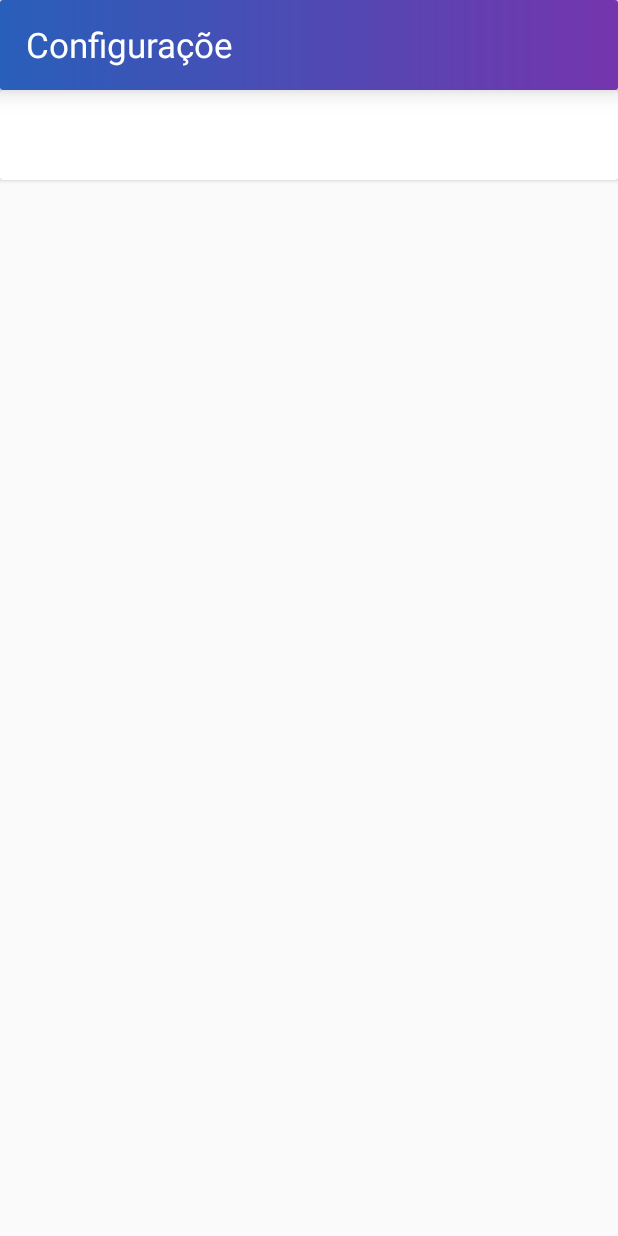
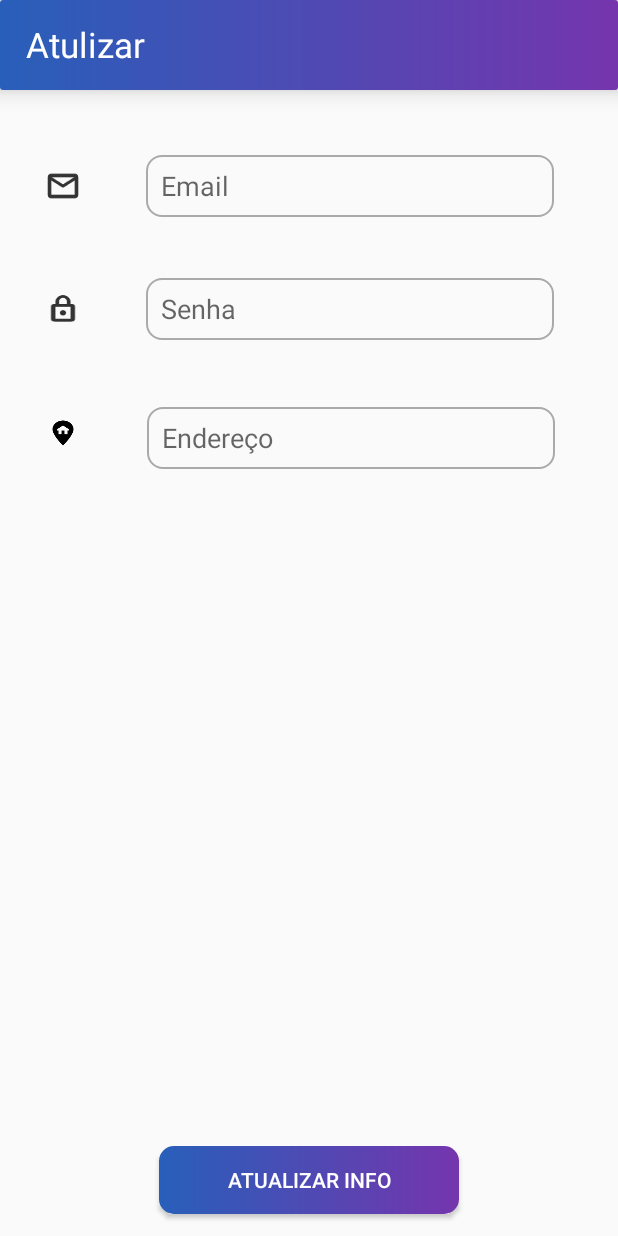
Before and after one commit to feliperrella/LojaSoftSong, an Android app: the layout activity_config.xml on its own in the app's theme, with its tools: preview values and no code run, on a phone screen of 412 x 824 dp. Run offline under Robolectric (Android 15) with nearby library versions, the phone set to English and light mode, and no system bars.

Commit message:
tudo funciona eu diria

```diff
--- a/app/src/main/AndroidManifest.xml
+++ b/app/src/main/AndroidManifest.xml
@@ -25,6 +25,7 @@
         <activity android:name=".PerfilActivity" />
         <activity android:name=".CarrinhoActivity" />
         <activity android:name=".SigninActivity" />
+        <activity android:name=".ConfigActivity" />
     </application>
     <supports-screens android:smallScreens="true" android:normalScreens="true" android:largeScreens="true" android:xlargeScreens="true" android:anyDensity="true"></supports-screens>
     <uses-permission android:name="android.permission.ACCESS_WIFI_STATE"/>
--- /dev/null
+++ b/app/src/main/java/com/example/lojasoftsong/ConfigActivity.java
@@ -0,0 +1,79 @@
+package com.example.lojasoftsong;
+
+import android.app.Activity;
+import android.os.AsyncTask;
+import android.os.Bundle;
+import android.view.View;
+import android.widget.Button;
+import android.widget.EditText;
+import android.widget.TextView;
+import android.widget.Toast;
+
+import java.sql.Connection;
+import java.sql.ResultSet;
+import java.sql.Statement;
+
+public class ConfigActivity extends Activity {
+    @Override
+    protected void onCreate( Bundle savedInstanceState) {
+        super.onCreate(savedInstanceState);
+        setContentView(R.layout.activity_config);
+        new Load().execute();
+        ((Button) findViewById(R.id.atualizar)).setOnClickListener(new View.OnClickListener() {
+            @Override
+            public void onClick(View v) {
+                new Atualiza().execute();
+            }
+        });
+    }
+
+    class Load extends AsyncTask<String,String,String>
+    {
+        @Override
+        protected String doInBackground(String... strings) {
+            ClasseConexao conexao = new ClasseConexao();
+            try
+            {
+                Connection connection = conexao.CONN();
+                if(connection != null)
+                {
+                    Statement stmt = connection.createStatement();
+                    ResultSet rs = stmt.executeQuery("select * from tblCliente where IDCliente = " + MainActivity.sharedPref.getString("id", ""));
+                    if(rs != null && rs.next())
+                    {
+                        ((EditText) findViewById(R.id.txtEmail)).setText(rs.getString("email"));
+                        ((EditText) findViewById(R.id.txtEndereco)).setText(rs.getString("endereco"));
+                        ((EditText) findViewById(R.id.txtSenha)).setText(rs.getString("senha"));
+                    }
+                }
+            }
+            catch (Exception e){}
+            return null;
+        }
+    }
+
+    class Atualiza extends AsyncTask<String,String, String>
+    {
+        @Override
+        protected String doInBackground(String... strings) {
+            ClasseConexao conexao = new ClasseConexao();
+            try
+            {
+                Connection connection = conexao.CONN();
+                if(connection != null)
+                {
+                    Statement stmt = connection.createStatement();
+                    stmt.executeUpdate("update tblCliente set email = '" + ((EditText) findViewById(R.id.txtEmail)).getText() + "', senha = '" + ((EditText) findViewById(R.id.txtSenha)).getText() + "', endereco = '" + ((EditText) findViewById(R.id.txtEndereco)).getText() + "' where IDCliente = " + MainActivity.sharedPref.getString("id", ""));
+                }
+            }
+            catch (Exception e){}
+            return null;
+        }
+
+        @Override
+        protected void onPostExecute(String s) {
+            super.onPostExecute(s);
+            Toast.makeText(getApplicationContext(), "Informaçoes atualizadas com sucesso! ;)", Toast.LENGTH_LONG).show();
+        }
+    }
+}
--- a/app/src/main/java/com/example/lojasoftsong/PerfilActivity.java
+++ b/app/src/main/java/com/example/lojasoftsong/PerfilActivity.java
@@ -1,7 +1,9 @@
 package com.example.lojasoftsong;
 
 import android.app.Activity;
+import android.app.ActivityOptions;
 import android.content.Context;
+import android.content.Intent;
 import android.graphics.Color;
 import android.os.AsyncTask;
 import android.os.Build;
@@ -33,6 +35,13 @@ public class PerfilActivity extends Activity {
         setContentView(R.layout.activity_perfil);
         new Load().execute();
         ((TextView) findViewById(R.id.Nome)).setText(MainActivity.sharedPref.getString("nome", ""));
+        ((ImageView) findViewById(R.id.configs)).setOnClickListener(new View.OnClickListener() {
+            @Override
+            public void onClick(View v) {
+                Intent x = new Intent(PerfilActivity.this, ConfigActivity.class);
+                startActivity(x, ActivityOptions.makeSceneTransitionAnimation(PerfilActivity.this).toBundle());
+            }
+        });
     }
 
     class Load extends AsyncTask<String, String, String>
@@ -45,14 +54,12 @@ public class PerfilActivity extends Activity {
                 if(connection != null)
                 {
                     Statement stmt = connection.createStatement();
-                    ResultSet rs = stmt.executeQuery("select pedido.IDPedido , produto.nome, produto.caminho_imagem, produto.preco_unitario from tblPedido as pedido inner join tblDetalhePedido as dtl on pedido.IDPedido = dtl.ID_Pedido inner join tblProduto as produto on dtl.ID_Produto = produto.IDProduto where pedido.ID_Cliente = " + MainActivity.sharedPref.getString("id", ""));
+                    ResultSet rs = stmt.executeQuery("select * from tblPedido where ID_Cliente = " + MainActivity.sharedPref.getString("id", ""));
                     rs.beforeFirst();
                     while (rs.next())
                     {
                         mCodigo.add(rs.getString("IDPedido"));
-                        mNames.add(rs.getString("nome"));
-                        mPreco.add(rs.getString("preco_unitario"));
-                        mImageUrls.add(rs.getString("caminho_imagem"));
+                        mNames.add("Pedido Realizado");
                     }
                 }
             } catch (Exception e) {
@@ -89,9 +96,9 @@ public class PerfilActivity extends Activity {
         public View getView(int i, View view, ViewGroup viewGroup) {
             LayoutInflater inflater = (LayoutInflater) getApplicationContext().getSystemService(Context.LAYOUT_INFLATER_SERVICE);
             view = inflater.inflate(R.layout.layout_produtos_linha, null);
-            Glide.with(getApplicationContext()).load(R.drawable.teste).into((ImageView) view.findViewById(R.id.ProdPic));
+            //Glide.with(getApplicationContext()).load(R.drawable.teste).into((ImageView) view.findViewById(R.id.ProdPic));
             ((TextView) view.findViewById(R.id.ProdName)).setText(mNames.get(i));
-            ((TextView) view.findViewById(R.id.ProdVal)).setText(mPreco.get(i));
+            ((TextView) view.findViewById(R.id.ProdVal)).setText("Codigo: " + mCodigo.get(i));
             return view;
         }
     }
--- a/app/src/main/res/layout/activity_config.xml
+++ b/app/src/main/res/layout/activity_config.xml
@@ -1,9 +1,9 @@
 <?xml version="1.0" encoding="utf-8"?>
 <android.support.constraint.ConstraintLayout xmlns:android="http://schemas.android.com/apk/res/android"
+    xmlns:app="http://schemas.android.com/apk/res-auto"
     xmlns:tools="http://schemas.android.com/tools"
     android:layout_width="match_parent"
-    android:layout_height="match_parent"
-    xmlns:app="http://schemas.android.com/apk/res-auto">
+    android:layout_height="match_parent">
 
     <android.support.v7.widget.CardView
         android:id="@+id/Card2"
@@ -34,7 +34,7 @@
                 android:layout_marginStart="17dp"
                 android:layout_marginLeft="70dp"
                 android:layout_marginTop="14dp"
-                android:text="Configurações"
+                android:text="Atulizar"
                 android:textColor="#ffffff"
                 android:textSize="23dp" />
 
@@ -43,31 +43,162 @@
 
     </android.support.v7.widget.CardView>
 
-    <android.support.v7.widget.CardView
-        android:layout_width="match_parent"
-        android:layout_height="60dp"
+    <ImageView
+        android:id="@+id/imageView6"
+        android:layout_width="24dp"
+        android:layout_height="20dp"
+        android:layout_marginStart="8dp"
+        android:layout_marginTop="8dp"
+        android:layout_marginEnd="8dp"
+        android:layout_marginBottom="8dp"
+        android:background="@drawable/lock"
+        app:layout_constraintBottom_toTopOf="@+id/guideline10"
+        app:layout_constraintEnd_toEndOf="parent"
+        app:layout_constraintHorizontal_bias="0.06"
+        app:layout_constraintStart_toStartOf="parent"
+        app:layout_constraintTop_toTopOf="@+id/guideline9"
+        app:srcCompat="@drawable/lock" />
+
+    <EditText
+        android:id="@+id/txtSenha"
+        android:layout_width="272dp"
+        android:layout_height="41dp"
+        android:layout_marginStart="8dp"
+        android:layout_marginTop="8dp"
+        android:layout_marginEnd="8dp"
+        android:layout_marginBottom="8dp"
+        android:background="@drawable/edittext_layout"
+        android:ems="10"
+        android:hint="Senha"
+        android:inputType="textPersonName"
+        android:paddingLeft="10dp"
+        app:layout_constraintBottom_toTopOf="@+id/guideline10"
+        app:layout_constraintEnd_toEndOf="parent"
+        app:layout_constraintStart_toEndOf="@+id/imageView6"
+        app:layout_constraintTop_toTopOf="@+id/guideline9" />
+
+    <ImageView
+        android:id="@+id/imageView5"
+        android:layout_width="wrap_content"
+        android:layout_height="wrap_content"
+        android:layout_marginStart="8dp"
+        android:layout_marginTop="8dp"
+        android:layout_marginEnd="8dp"
+        android:layout_marginBottom="8dp"
+        android:background="@drawable/mail"
+        app:layout_constraintBottom_toTopOf="@+id/guideline9"
+        app:layout_constraintEnd_toEndOf="parent"
+        app:layout_constraintHorizontal_bias="0.06"
+        app:layout_constraintStart_toStartOf="parent"
+        app:layout_constraintTop_toTopOf="@+id/guideline8"
+        app:srcCompat="@drawable/mail" />
+
+    <EditText
+        android:id="@+id/txtEmail"
+        android:layout_width="272dp"
+        android:layout_height="41dp"
+        android:layout_marginStart="8dp"
+        android:layout_marginTop="8dp"
+        android:layout_marginEnd="8dp"
+        android:layout_marginBottom="8dp"
+        android:background="@drawable/edittext_layout"
+        android:ems="10"
+        android:hint="Email"
+        android:inputType="textPersonName"
+        android:paddingLeft="10dp"
+        app:layout_constraintBottom_toTopOf="@+id/guideline9"
+        app:layout_constraintEnd_toEndOf="parent"
+        app:layout_constraintStart_toEndOf="@+id/imageView5"
+        app:layout_constraintTop_toTopOf="@+id/guideline8" />
+
+    <EditText
+        android:id="@+id/txtEndereco"
+        android:layout_width="272dp"
+        android:layout_height="41dp"
+        android:layout_marginStart="8dp"
+        android:layout_marginTop="12dp"
+        android:layout_marginEnd="40dp"
+        android:layout_marginBottom="8dp"
+        android:background="@drawable/edittext_layout"
+        android:hint="Endereço"
+        android:paddingLeft="10dp"
+        app:layout_constraintBottom_toTopOf="@+id/guideline27"
+        app:layout_constraintEnd_toEndOf="parent"
+        app:layout_constraintHorizontal_bias="0.945"
+        app:layout_constraintStart_toEndOf="@+id/imageView7"
+        app:layout_constraintTop_toTopOf="@+id/guideline10"
+        app:layout_constraintVertical_bias="0.583" />
+
+    <ImageView
+        android:id="@+id/imageView7"
+        android:layout_width="24dp"
+        android:layout_height="20dp"
+        android:layout_marginStart="8dp"
+        android:layout_marginTop="8dp"
+        android:layout_marginEnd="8dp"
+        android:layout_marginBottom="8dp"
+        android:background="@drawable/ico_endereco"
+        app:layout_constraintBottom_toTopOf="@+id/guideline27"
+        app:layout_constraintEnd_toEndOf="parent"
+        app:layout_constraintHorizontal_bias="0.06"
+        app:layout_constraintStart_toStartOf="parent"
+        app:layout_constraintTop_toTopOf="@+id/guideline10" />
+
+    <Button
+        android:id="@+id/atualizar"
+        android:layout_width="200dp"
+        android:layout_height="45dp"
+        android:background="@drawable/button_layout2"
+        android:text="Atualizar Info"
+        android:textColor="#fff"
+        android:layout_marginStart="8dp"
+        android:layout_marginTop="8dp"
+        android:layout_marginEnd="8dp"
+        app:layout_constraintBottom_toBottomOf="parent"
         app:layout_constraintEnd_toEndOf="parent"
         app:layout_constraintStart_toStartOf="parent"
-        app:layout_constraintTop_toBottomOf="@+id/Card2">
+        app:layout_constraintTop_toTopOf="@+id/guideline31" />
 
-        <android.support.constraint.ConstraintLayout
-            android:layout_width="match_parent"
-            android:layout_height="match_parent">
 
-            <ImageView
-                android:layout_width="45dp"
-                android:layout_height="45dp"
-                android:layout_marginStart="8dp"
-                android:layout_marginTop="8dp"
-                android:layout_marginBottom="8dp"
-                app:layout_constraintBottom_toBottomOf="parent"
-                app:layout_constraintStart_toStartOf="parent"
-                app:layout_constraintTop_toTopOf="parent" />
+    <android.support.constraint.Guideline
+        android:id="@+id/guideline8"
+        android:layout_width="wrap_content"
+        android:layout_height="wrap_content"
+        android:orientation="horizontal"
+        app:layout_constraintGuide_begin="20dp"
+        app:layout_constraintGuide_percent="0.10" />
 
-        </android.support.constraint.ConstraintLayout>
+    <android.support.constraint.Guideline
+        android:id="@+id/guideline9"
+        android:layout_width="wrap_content"
+        android:layout_height="wrap_content"
+        android:orientation="horizontal"
+        app:layout_constraintGuide_begin="20dp"
+        app:layout_constraintGuide_percent="0.2" />
 
-    </android.support.v7.widget.CardView>
+    <android.support.constraint.Guideline
+        android:id="@+id/guideline10"
+        android:layout_width="wrap_content"
+        android:layout_height="wrap_content"
+        android:orientation="horizontal"
+        app:layout_constraintGuide_begin="20dp"
+        app:layout_constraintGuide_percent="0.3" />
 
+    <android.support.constraint.Guideline
+        android:id="@+id/guideline27"
+        android:layout_width="wrap_content"
+        android:layout_height="wrap_content"
+        android:orientation="horizontal"
+        app:layout_constraintGuide_begin="20dp"
+        app:layout_constraintGuide_percent="0.4" />
+
+    <android.support.constraint.Guideline
+        android:id="@+id/guideline31"
+        app:layout_constraintGuide_percent="0.9"
+        android:layout_width="wrap_content"
+        android:layout_height="wrap_content"
+        android:orientation="horizontal"
+        app:layout_constraintGuide_begin="20dp" />
 
 
 </android.support.constraint.ConstraintLayout>
--- a/app/src/main/res/layout/activity_home.xml
+++ b/app/src/main/res/layout/activity_home.xml
@@ -13,10 +13,10 @@
     android:layout_marginEnd="16dp"
     android:layout_marginBottom="8dp"
     app:bmb_buttonEnum="simpleCircle"
-    app:bmb_buttonPlaceEnum="buttonPlace_sc_4_1"
+    app:bmb_buttonPlaceEnum="buttonPlace_sc_3_1"
     app:bmb_hideDuration="500"
     app:bmb_normalColor="#285FBA"
-    app:bmb_piecePlaceEnum="piecePlace_dot_4_1"
+    app:bmb_piecePlaceEnum="piecePlace_dot_3_1"
     app:bmb_showDuration="500"
     app:bmb_use3DTransformAnimation="true"
     app:layout_constraintBottom_toBottomOf="parent"
@@ -54,6 +54,7 @@
 
             </android.support.v4.view.ViewPager>
 
+
             <me.relex.circleindicator.CircleIndicator
                 android:id="@+id/indicator"
                 android:layout_width="100dp"
@@ -64,7 +65,7 @@
                 app:layout_constraintEnd_toEndOf="parent"
                 app:layout_constraintHorizontal_bias="0.498"
                 app:layout_constraintStart_toStartOf="@id/carrossel"
-                app:layout_constraintTop_toTopOf="parent"></me.relex.circleindicator.CircleIndicator>
+                app:layout_constraintTop_toTopOf="parent" />
 
             <android.support.v7.widget.RecyclerView
                 android:id="@+id/recyclerView"
@@ -74,7 +75,7 @@
                 android:orientation="vertical"
                 app:layout_constraintEnd_toEndOf="parent"
                 app:layout_constraintStart_toStartOf="parent"
-                app:layout_constraintTop_toTopOf="parent"></android.support.v7.widget.RecyclerView>
+                app:layout_constraintTop_toTopOf="parent" />
 
         </android.support.constraint.ConstraintLayout>
 
--- a/app/src/main/res/layout/activity_perfil.xml
+++ b/app/src/main/res/layout/activity_perfil.xml
@@ -7,6 +7,7 @@
     android:background="@drawable/gradient">
 
     <ImageView
+        android:id="@+id/configs"
         android:layout_width="45dp"
         android:layout_height="45dp"
         android:background="@drawable/ic_config"
```
